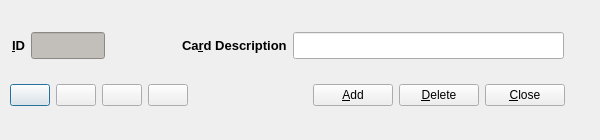
Before: the Qt Designer form code/pyqt/gui/card_setup.ui in soccermetrics/marcotti-desktop, drawn with Qt 5.
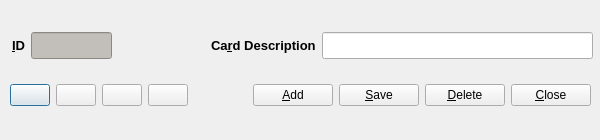
After: the same form once the commit is applied. Icons and pictures are not drawn.

Commit message: Added Save button to UIs, rebuilt autocoded Python files (#13)

Patch:
```diff
--- a/code/pyqt/gui/card_setup.ui
+++ b/code/pyqt/gui/card_setup.ui
@@ -18,8 +18,8 @@
   </property>
   <property name="maximumSize">
    <size>
-    <width>640</width>
-    <height>180</height>
+    <width>600</width>
+    <height>140</height>
    </size>
   </property>
   <property name="windowTitle">
@@ -30,7 +30,7 @@
     <rect>
      <x>12</x>
      <y>20</y>
-     <width>552</width>
+     <width>581</width>
      <height>51</height>
     </rect>
    </property>
@@ -112,7 +112,7 @@
     <rect>
      <x>10</x>
      <y>70</y>
-     <width>261</width>
+     <width>201</width>
      <height>51</height>
     </rect>
    </property>
@@ -188,12 +188,12 @@
     </item>
    </layout>
   </widget>
-  <widget class="QWidget" name="layoutWidget">
+  <widget class="QWidget" name="">
    <property name="geometry">
     <rect>
-     <x>290</x>
+     <x>210</x>
      <y>70</y>
-     <width>275</width>
+     <width>381</width>
      <height>51</height>
     </rect>
    </property>
@@ -205,7 +205,7 @@
       </property>
       <property name="sizeHint" stdset="0">
        <size>
-        <width>13</width>
+        <width>10</width>
         <height>20</height>
        </size>
       </property>
@@ -225,6 +225,20 @@
       </property>
      </widget>
     </item>
+    <item>
+     <widget class="QPushButton" name="saveEntry">
+      <property name="toolTip">
+       <string>Delete Entry</string>
+      </property>
+      <property name="text">
+       <string>&amp;Save</string>
+      </property>
+      <property name="icon">
+       <iconset resource="fmrd_resources.qrc">
+        <normaloff>:/images/save.png</normaloff>:/images/save.png</iconset>
+      </property>
+     </widget>
+    </item>
     <item>
      <widget class="QPushButton" name="deleteEntry">
       <property name="toolTip">
```
The commit also changes 52 other files.
